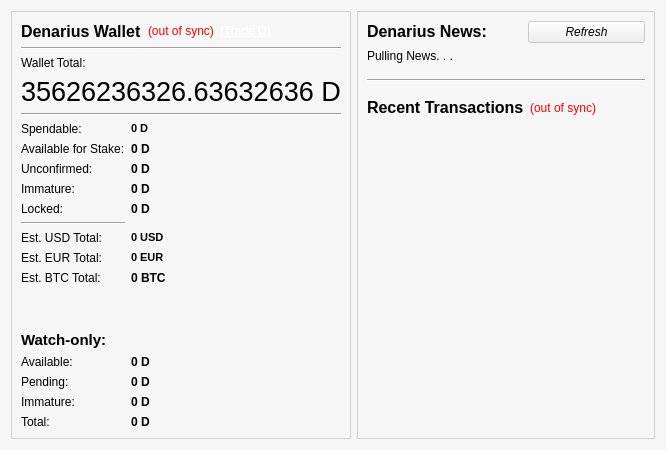
Before: the Qt Designer form src/qt/forms/overviewpage.ui in metaspartan/denarius, drawn with Qt 5.
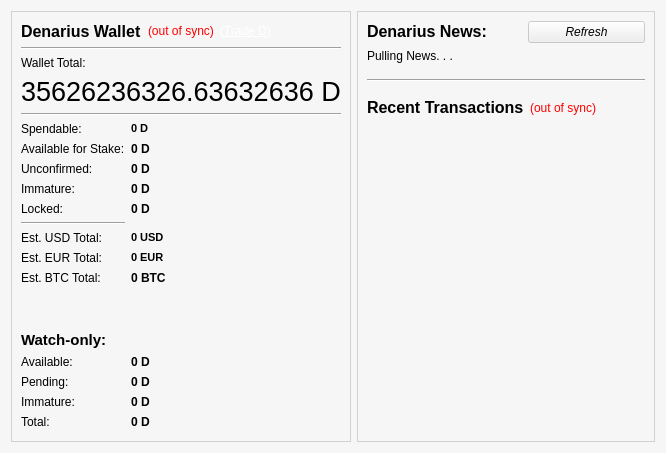
After: the same form once the commit is applied. Icons and pictures are not drawn.

```diff
--- a/src/qt/forms/overviewpage.ui
+++ b/src/qt/forms/overviewpage.ui
@@ -7,7 +7,7 @@
     <x>0</x>
     <y>0</y>
     <width>666</width>
-    <height>440</height>
+    <height>453</height>
    </rect>
   </property>
   <property name="palette">
@@ -636,6 +636,9 @@
    </item>
    <item row="0" column="1">
     <widget class="QFrame" name="frame_2">
+     <property name="enabled">
+      <bool>true</bool>
+     </property>
      <property name="frameShape">
       <enum>QFrame::StyledPanel</enum>
      </property>
```
Left out of the diff: 2 changed lines with no effect on the pictures.
